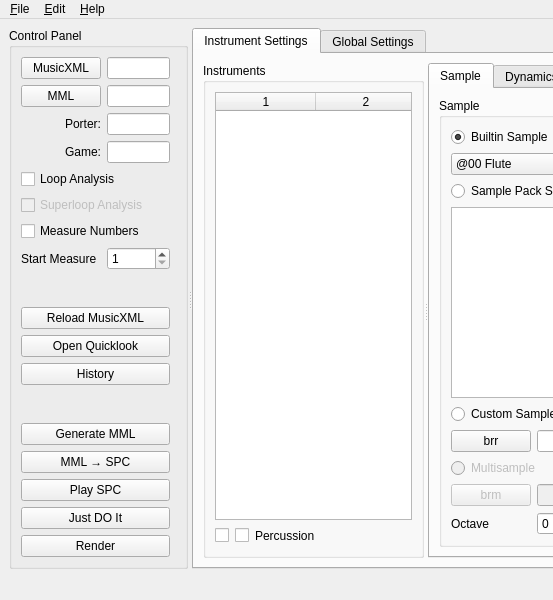
Above: smw_music/data/dashboard.ui from com-posers-pit/smw_music before the change; both pictures show x 0 to 553 and y 0 to 600 of the 1400 by 600 pixel window. Below: the same form after it.
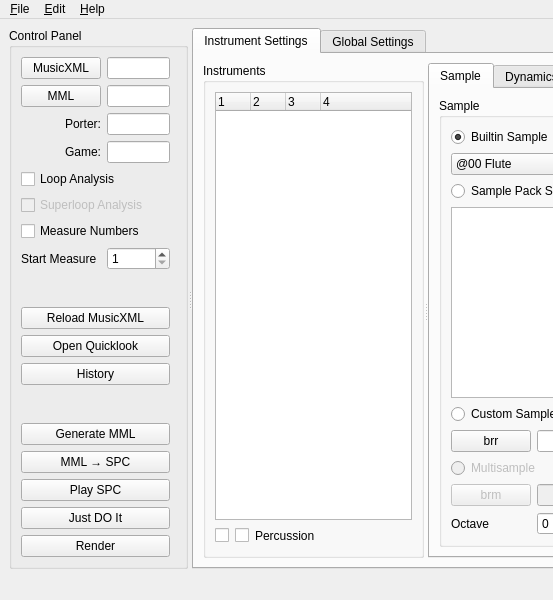
That is the form after the change.

Commit message: Change instrument table to tree

Patch:
```diff
--- a/smw_music/data/dashboard.ui
+++ b/smw_music/data/dashboard.ui
@@ -273,34 +273,42 @@
               </spacer>
              </item>
              <item row="0" column="0" colspan="4">
-              <widget class="QTableWidget" name="instrument_list">
+              <widget class="QTreeWidget" name="instrument_list">
                <property name="horizontalScrollBarPolicy">
                 <enum>Qt::ScrollBarAlwaysOff</enum>
                </property>
                <property name="selectionMode">
                 <enum>QAbstractItemView::SingleSelection</enum>
                </property>
-               <property name="showGrid">
-                <bool>false</bool>
-               </property>
-               <property name="gridStyle">
-                <enum>Qt::NoPen</enum>
-               </property>
-               <property name="wordWrap">
-                <bool>false</bool>
-               </property>
                <property name="columnCount">
-                <number>3</number>
+                <number>4</number>
                </property>
-               <attribute name="horizontalHeaderVisible">
-                <bool>true</bool>
+               <attribute name="headerMinimumSectionSize">
+                <number>35</number>
                </attribute>
-               <attribute name="verticalHeaderVisible">
-                <bool>false</bool>
+               <attribute name="headerDefaultSectionSize">
+                <number>35</number>
                </attribute>
-               <column/>
-               <column/>
-               <column/>
+               <column>
+                <property name="text">
+                 <string notr="true">1</string>
+                </property>
+               </column>
+               <column>
+                <property name="text">
+                 <string notr="true">2</string>
+                </property>
+               </column>
+               <column>
+                <property name="text">
+                 <string notr="true">3</string>
+                </property>
+               </column>
+               <column>
+                <property name="text">
+                 <string notr="true">4</string>
+                </property>
+               </column>
               </widget>
              </item>
             </layout>
```
The commit also changes 2 other files.
